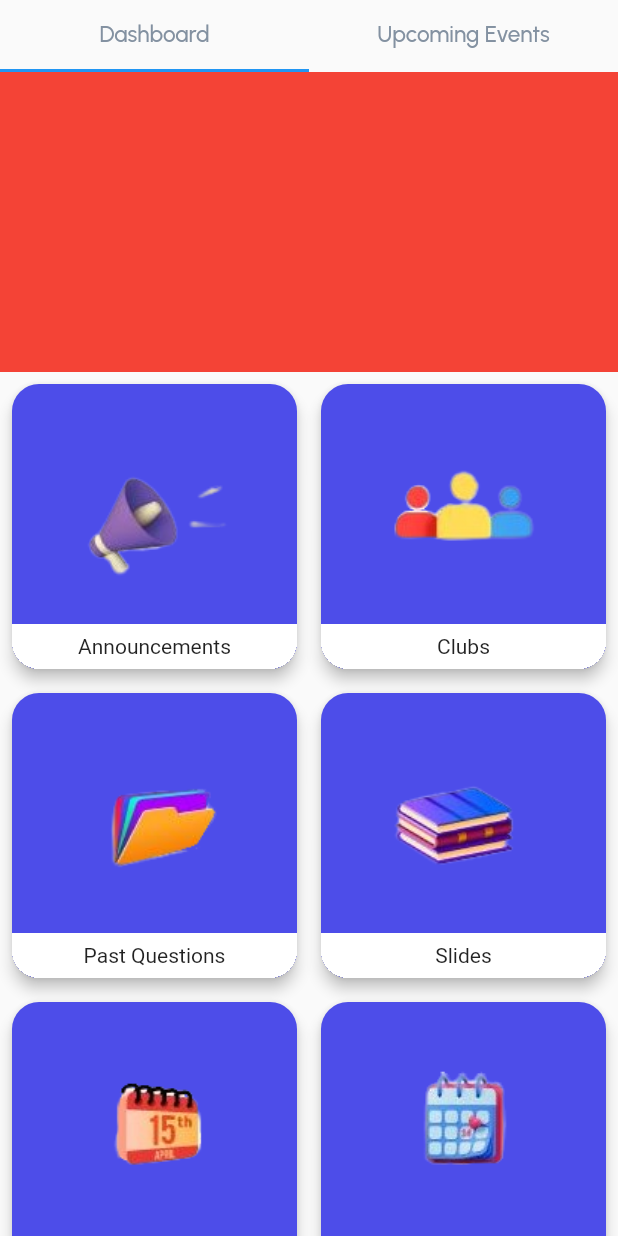
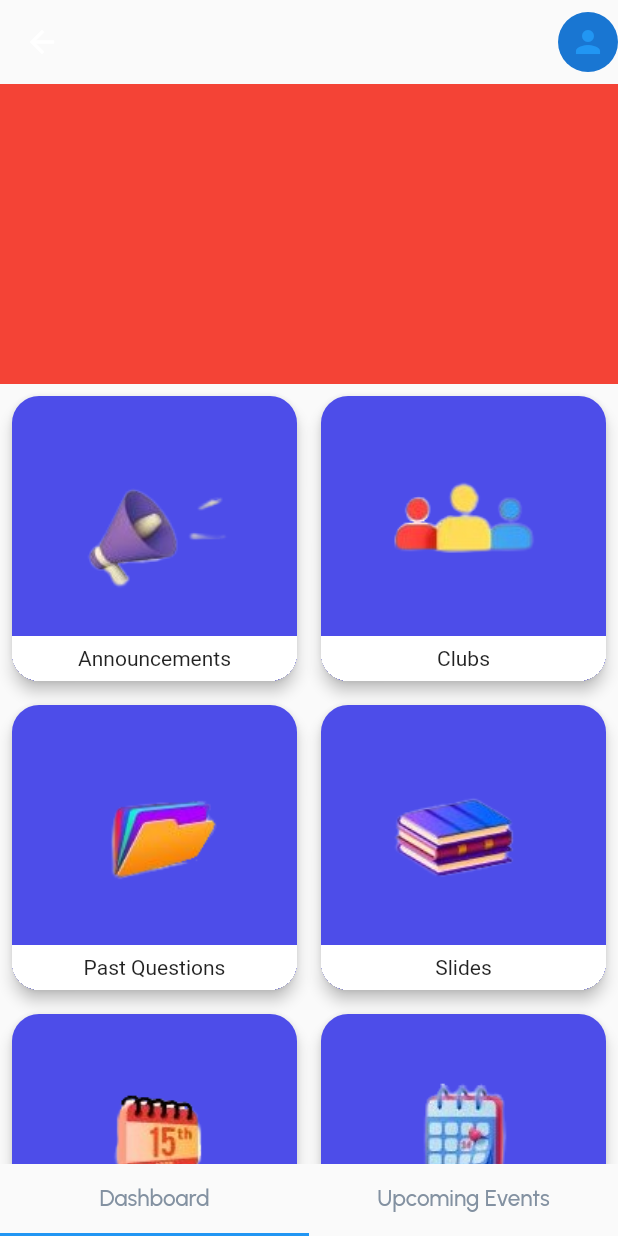
Before and after one commit to Serkhani/ugmis, a Flutter app: the DashboardView screen opened by its route, on a phone screen of 412 x 824 dp. Run offline on Flutter 3.47's test engine with Material 2 defaults, Android fonts, the phone set to English and light mode, and no system bars; our stand-ins replace get; project files that could hold a hidden picture were left out.

Commit message:
reorganizd and added icon

```diff
--- a/lib/app/modules/dashboard/views/dashboard_view.dart
+++ b/lib/app/modules/dashboard/views/dashboard_view.dart
@@ -11,12 +11,28 @@ class DashboardView extends GetView<DashboardController> {
   const DashboardView({Key? key}) : super(key: key);
   @override
   Widget build(BuildContext context) {
-    return const SafeArea(
+    return SafeArea(
       child: DefaultTabController(
         initialIndex: 0,
         length: 2,
         child: Scaffold(
-          appBar: TabBar(
+          appBar: AppBar(
+            backgroundColor: Colors.transparent,
+            elevation: 0.0,
+            actions: [
+              CircleAvatar(
+
+                child: IconButton(onPressed: (){}, icon: const Icon(Icons.person, color: Colors.blue,)))
+            ],
+
+          ),
+          body: const TabBarView(
+            children: [
+              DashboardViewTab(),
+              UpcomingEventsView(),
+            ],
+          ),
+          bottomNavigationBar: const TabBar(
             tabs: [
               Tab(
                 child: Text(
@@ -30,12 +46,6 @@ class DashboardView extends GetView<DashboardController> {
                   style: AppStyles.inputTextLabelStyle,
                 ),
               ),
-            ],
-          ),
-          body: TabBarView(
-            children: [
-              DashboardViewTab(),
-              UpcomingEventsView(),
             ],
           ),
         ),
```
